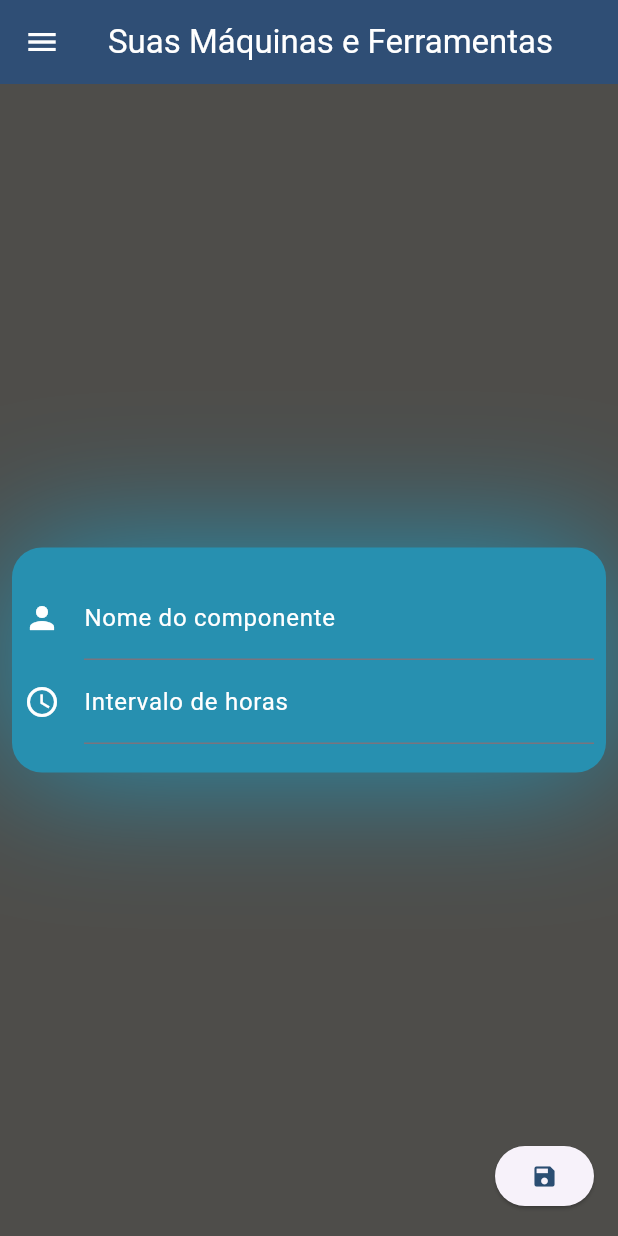
After one commit to rodrignucleo/farm-manager, a Flutter app: the ToolsFormPage screen opened directly, on a phone screen of 412 x 824 dp. The commit adds this screen. Run offline on Flutter 3.47's test engine with Material 3 defaults, Android fonts, the phone set to English and light mode, and no system bars; our stand-ins replace cloud_firestore, firebase_auth, firebase_core, flutter_keyboard_visibility, flutter_spinkit, font_awesome_flutter and 4 more; accounts and stored records are empty.

Commit message:
add basic tools forms

```diff
--- a/lib/pages/menu_pages/machine/machinepage.dart
+++ b/lib/pages/menu_pages/machine/machinepage.dart
@@ -1,6 +1,7 @@
 import 'package:farm_manager/components/side_bar.dart';
 import 'package:farm_manager/pages/menu_pages/machine/machinelistview.dart';
-import 'package:farm_manager/pages/menu_pages/machine/toolspage.dart';
+import 'package:farm_manager/pages/menu_pages/machine/tools/toolsformpage.dart';
+import 'package:farm_manager/pages/menu_pages/machine/tools/toolspage.dart';
 import 'package:farm_manager/utils/theme/theme.dart';
 import 'package:flutter/material.dart';
 import 'package:sidebarx/sidebarx.dart';
@@ -35,10 +36,16 @@ class _MachinePageState extends State<MachinePage> {
       drawer: SideBar(controller: _controller),
       floatingActionButton: ElevatedButton(
         onPressed: () {
-          // Navigator.push(
-          //   context,
-          //   MaterialPageRoute(),
-          // );
+          if (currentPageIndex == 1) {
+            if (context.mounted) {
+              Navigator.pushReplacement(
+                context,
+                MaterialPageRoute<void>(
+                  builder: (BuildContext context) => const ToolsFormPage(),
+                ),
+              );
+            }
+          }
         },
         child: Icon(
           Icons.add,
@@ -81,7 +88,7 @@ class _MachinePageState extends State<MachinePage> {
               _key.currentState?.openDrawer();
             }),
         title: const Text(
-          'Máquinas',
+          'Suas Máquinas e Ferramentas',
           style: TextStyle(color: Color(0xFFFFFFFF)),
         ),
         centerTitle: true,
--- /dev/null
+++ b/lib/pages/menu_pages/machine/tools/toolsformpage.dart
@@ -0,0 +1,116 @@
+import 'package:farm_manager/components/side_bar.dart';
+import 'package:farm_manager/utils/theme/theme.dart';
+import 'package:flutter/material.dart';
+import 'package:flutter/services.dart';
+import 'package:sidebarx/sidebarx.dart';
+
+class ToolsFormPage extends StatefulWidget {
+  const ToolsFormPage({super.key});
+
+  @override
+  State<ToolsFormPage> createState() => _ToolsFormPageState();
+}
+
+class _ToolsFormPageState extends State<ToolsFormPage> {
+  @override
+  void initState() {
+    super.initState();
+  }
+
+  @override
+  void dispose() {
+    super.dispose();
+  }
+
+  final _controller = SidebarXController(selectedIndex: 2, extended: true);
+  final _key = GlobalKey<ScaffoldState>();
+
+  int currentPageIndex = 0;
+
+  String componenteValue = '';
+  String intervaloValue = '';
+
+  @override
+  Widget build(BuildContext context) {
+    return Scaffold(
+        appBar: AppBar(
+          backgroundColor: TAppTheme.appTheme.scaffoldBackgroundColor,
+          automaticallyImplyLeading: true,
+          leading: IconButton(
+              icon:
+                  Icon(Icons.menu, color: TAppTheme.appTheme.primaryColorLight),
+              onPressed: () {
+                _key.currentState?.openDrawer();
+              }),
+          title: Text(
+            'Suas Máquinas e Ferramentas',
+            style: TextStyle(color: TAppTheme.appTheme.primaryColorLight),
+          ),
+          centerTitle: true,
+          elevation: 2,
+        ),
+        key: _key,
+        drawer: SideBar(controller: _controller),
+        floatingActionButton: ElevatedButton(
+          onPressed: () {},
+          child: Icon(Icons.save,
+              color: TAppTheme.appTheme.scaffoldBackgroundColor),
+        ),
+        backgroundColor: TAppTheme.appTheme.canvasColor,
+        body: Center(
+          child: Padding(
+            padding: const EdgeInsets.only(left: 8.0, right: 8.0),
+            child: Container(
+              height: 150,
+              padding: const EdgeInsets.all(8),
+              decoration: BoxDecoration(
+                color: TAppTheme.appTheme.primaryColor,
+                borderRadius: BorderRadius.circular(20),
+                boxShadow: [
+                  BoxShadow(
+                    color: TAppTheme.appTheme.primaryColor,
+                    blurRadius: 80,
+                    spreadRadius: 1,
+                  )
+                ],
+              ),
+              child: Column(
+                mainAxisAlignment: MainAxisAlignment.center,
+                children: [
+                  TextFormField(
+                    decoration: InputDecoration(
+                      icon: Icon(Icons.person,
+                          color: TAppTheme.appTheme.primaryColorLight),
+                      labelText: 'Nome do componente',
+                      labelStyle: TextStyle(
+                          color: TAppTheme.appTheme.primaryColorLight),
+                    ),
+                    onChanged: (value) {
+                      setState(() {
+                        componenteValue = value;
+                      });
+                    },
+                  ),
+                  TextFormField(
+                    inputFormatters: [FilteringTextInputFormatter.digitsOnly],
+                    keyboardType: TextInputType.number,
+                    decoration: InputDecoration(
+                      icon: Icon(Icons.schedule,
+                          color: TAppTheme.appTheme.primaryColorLight),
+                      labelText: 'Intervalo de horas',
+                      labelStyle: TextStyle(
+                          color: TAppTheme.appTheme.primaryColorLight),
+                    ),
+                    onChanged: (value) {
+                      setState(() {
+                        intervaloValue = value;
+                      });
+                    },
+                  ),
+                ],
+              ),
+            ),
+          ),
+        ));
+  }
+}
--- a/lib/pages/menu_pages/machine/toolspage.dart
+++ b/lib/pages/menu_pages/machine/tools/toolspage.dart
@@ -1,5 +1,5 @@
 import 'package:farm_manager/components/side_bar.dart';
-import 'package:farm_manager/pages/menu_pages/machine/toolspagelistview.dart';
+import 'package:farm_manager/pages/menu_pages/machine/tools/toolspagelistview.dart';
 import 'package:farm_manager/utils/theme/theme.dart';
 import 'package:flutter/material.dart';
 import 'package:sidebarx/sidebarx.dart';
@@ -32,23 +32,8 @@ class _ToolsPageState extends State<ToolsPage> {
     return Scaffold(
       key: _key,
       drawer: SideBar(controller: _controller),
-      floatingActionButton: ElevatedButton(
-        onPressed: () {
-          // Navigator.push(
-          //   context,
-          //   MaterialPageRoute(),
-          // );
-        },
-        child: Icon(Icons.plus_one,
-            color: TAppTheme.appTheme.scaffoldBackgroundColor),
-      ),
       backgroundColor: TAppTheme.appTheme.canvasColor,
-      body: Container(
-        height: double.infinity,
-        width: double.infinity,
-        decoration: BoxDecoration(color: TAppTheme.appTheme.canvasColor),
-        child: const ToolsListView(),
-      ),
+      body: const Center(child: ToolsListView()),
     );
   }
 }
```
Also changed, not shown: lib/pages/menu_pages/machine/tools/toolspagelistview.dart (renamed from lib/pages/menu_pages/machine/toolspagelistview.dart).
